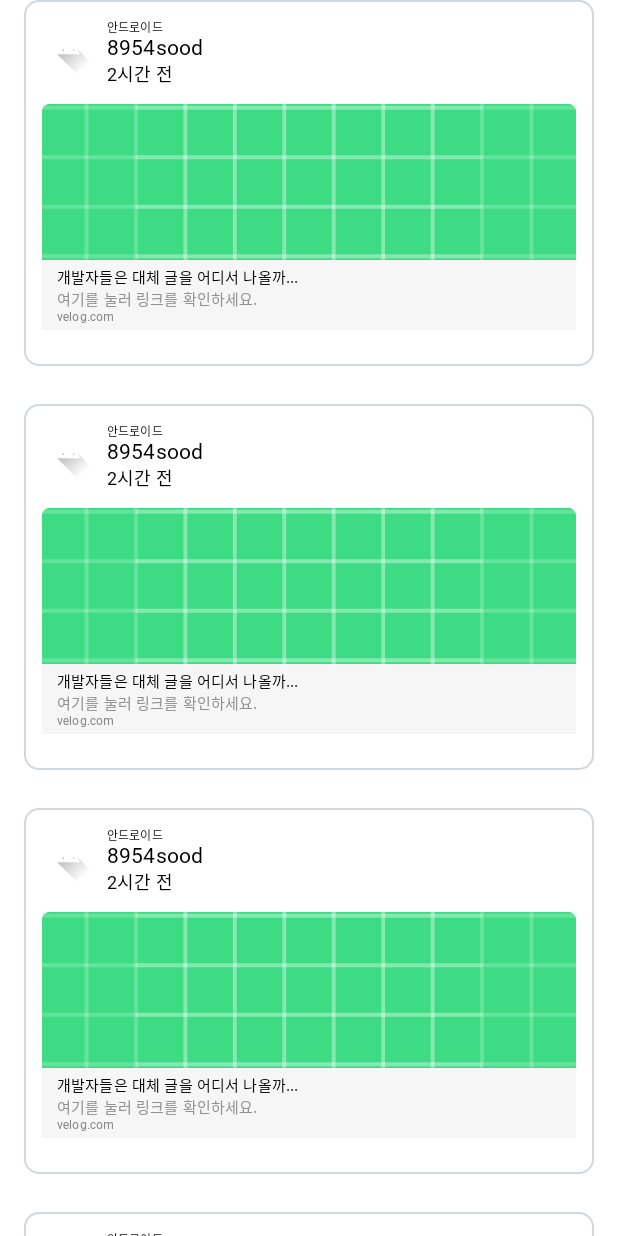
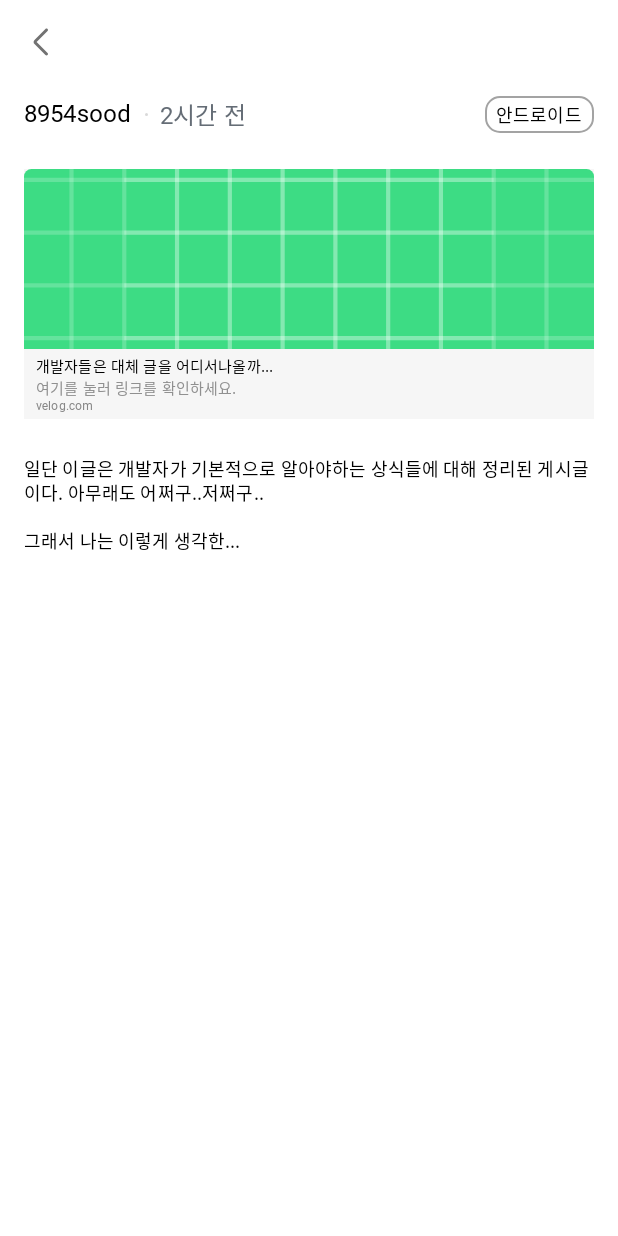
Before and after one commit to Dgist-DSite/android, an Android app built with Jetpack Compose: the screen it shows after launch (MainActivity), on a phone screen of 412 x 824 dp. Run offline under Robolectric (Android 15) with nearby library versions, the phone set to English and light mode, and no system bars; Roboto replaces fonts that are not available here.

Commit message:
Create:: Post Info Screen

```diff
--- /dev/null
+++ b/app/src/main/java/com/dgist/dsite/components/figure/Cricle.kt
@@ -0,0 +1,23 @@
+package com.dgist.dsite.components.figure
+
+import androidx.compose.foundation.background
+import androidx.compose.foundation.layout.Box
+import androidx.compose.foundation.layout.height
+import androidx.compose.foundation.shape.CircleShape
+import androidx.compose.runtime.Composable
+import androidx.compose.ui.Modifier
+import androidx.compose.ui.draw.clip
+import androidx.compose.ui.graphics.Color
+
+@Composable
+fun Cricle(
+    modifier: Modifier,
+    color: Color = Color(0xFFD9D9D9)
+) {
+    Box(
+        modifier = Modifier
+            .clip(CircleShape)
+            .background(color)
+            .then(modifier)
+    )
+}
--- /dev/null
+++ b/app/src/main/java/com/dgist/dsite/components/modifier/DgistClickable.kt
@@ -0,0 +1,28 @@
+package com.dgist.dsite.components.modifier
+
+import androidx.compose.foundation.clickable
+import androidx.compose.foundation.interaction.MutableInteractionSource
+import androidx.compose.material.ripple.rememberRipple
+import androidx.compose.ui.Modifier
+import androidx.compose.ui.composed
+import androidx.compose.ui.graphics.Color
+
+fun Modifier.dgistClickable(
+    interactionSource: MutableInteractionSource = MutableInteractionSource(),
+    rippleColor: Color = Color.Unspecified,
+    rippleEnable: Boolean = false,
+    bounded: Boolean = true,
+    onClick: (() -> Unit)? = null
+) = composed {
+    onClick?.let { onClick ->
+        clickable(
+            interactionSource = interactionSource,
+            indication = if (rippleEnable)
+                rememberRipple(
+                    color = rippleColor,
+                    bounded = bounded
+                ) else null,
+            onClick = onClick
+        )
+    } ?: this
+}
--- /dev/null
+++ b/app/src/main/java/com/dgist/dsite/components/ogtag/OgTag.kt
@@ -0,0 +1,61 @@
+package com.dgist.dsite.components.ogtag
+
+import androidx.compose.foundation.Image
+import androidx.compose.foundation.background
+import androidx.compose.foundation.layout.Column
+import androidx.compose.foundation.layout.Spacer
+import androidx.compose.foundation.layout.fillMaxWidth
+import androidx.compose.foundation.layout.height
+import androidx.compose.foundation.layout.padding
+import androidx.compose.runtime.Composable
+import androidx.compose.ui.Modifier
+import androidx.compose.ui.draw.clip
+import androidx.compose.ui.graphics.Color
+import androidx.compose.ui.graphics.painter.Painter
+import androidx.compose.ui.layout.ContentScale
+import androidx.compose.ui.res.painterResource
+import androidx.compose.ui.unit.dp
+import com.dgist.dsite.R
+import com.dgist.dsite.components.theme.Body4
+import com.dgist.dsite.components.theme.Body5
+import com.dgist.dsite.components.theme.DgistTheme
+
+@Composable
+fun OgTag(
+    modifier: Modifier = Modifier,
+    image: Painter,
+    title: String,
+    url: String
+) {
+    Column(
+        modifier = Modifier
+            .fillMaxWidth()
+            .background(Color(0xFFF6F6F6))
+            .clip(DgistTheme.shape.small)
+            .then(modifier)
+    ) {
+        Image(
+            modifier = Modifier
+                .fillMaxWidth()
+                .height(120.dp),
+            painter = image,
+            contentDescription = "이미지",
+            contentScale = ContentScale.Crop
+        )
+        Column(
+            modifier = Modifier.padding(horizontal = 8.dp)
+        ) {
+            Spacer(modifier = Modifier.height(4.dp))
+            Body4(text = title)
+            Body4(
+                text = "여기를 눌러 링크를 확인하세요.",
+                textColor = Color(0xFF909090)
+            )
+            Body5(
+                text = url,
+                textColor = Color(0xFF878787)
+            )
+            Spacer(modifier = Modifier.height(4.dp))
+        }
+    }
+}
--- /dev/null
+++ b/app/src/main/java/com/dgist/dsite/components/tag/DgistTag.kt
@@ -0,0 +1,37 @@
+package com.dgist.dsite.components.tag
+
+import androidx.compose.foundation.BorderStroke
+import androidx.compose.foundation.layout.Box
+import androidx.compose.foundation.layout.padding
+import androidx.compose.material.Surface
+import androidx.compose.runtime.Composable
+import androidx.compose.ui.Modifier
+import androidx.compose.ui.graphics.Color
+import androidx.compose.ui.graphics.Shape
+import androidx.compose.ui.unit.dp
+import com.dgist.dsite.components.theme.DgistTheme
+
+
+@Composable
+fun DgistTag(
+    modifier: Modifier,
+    shape: Shape = DgistTheme.shape.middle,
+    border: BorderStroke = BorderStroke(1.dp, Color(0xFFA3A3A3)),
+    content: @Composable () -> Unit
+) {
+    Surface(
+        modifier = Modifier
+            .then(modifier),
+        shape = shape,
+        border = border
+    ) {
+        Box(
+            modifier = Modifier.padding(
+                vertical = 3.dp,
+                horizontal = 7.dp
+            )
+        ) {
+            content()
+        }
+    }
+}
--- a/app/src/main/java/com/dgist/dsite/ui/feature/post/PostScreen.kt
+++ b/app/src/main/java/com/dgist/dsite/ui/feature/post/PostScreen.kt
@@ -18,6 +18,7 @@ import androidx.compose.foundation.lazy.rememberLazyListState
 import androidx.compose.foundation.shape.CircleShape
 import androidx.compose.material.Surface
 import androidx.compose.runtime.Composable
+import androidx.compose.runtime.LaunchedEffect
 import androidx.compose.ui.Modifier
 import androidx.compose.ui.draw.clip
 import androidx.compose.ui.graphics.Color
@@ -40,6 +41,9 @@ import java.time.LocalDateTime
 fun PostScreen(
     navController: NavController
 ) {
+    LaunchedEffect(key1 = true) {
+        navController.navigate(NavGroup.Post.POST_INFO.replace("{id}", "3"))
+    }
     val data = mutableListOf<PostData>()
     for (i in 1..30) {
         data.add(
--- /dev/null
+++ b/app/src/main/java/com/dgist/dsite/ui/feature/post/info/PostInfoScreen.kt
@@ -0,0 +1,88 @@
+package com.dgist.dsite.ui.feature.post.info
+
+import android.util.Log
+import androidx.compose.foundation.Image
+import androidx.compose.foundation.background
+import androidx.compose.foundation.layout.Box
+import androidx.compose.foundation.layout.Column
+import androidx.compose.foundation.layout.Row
+import androidx.compose.foundation.layout.Spacer
+import androidx.compose.foundation.layout.fillMaxWidth
+import androidx.compose.foundation.layout.height
+import androidx.compose.foundation.layout.padding
+import androidx.compose.foundation.layout.size
+import androidx.compose.foundation.layout.width
+import androidx.compose.runtime.Composable
+import androidx.compose.ui.Alignment
+import androidx.compose.ui.Modifier
+import androidx.compose.ui.draw.clip
+import androidx.compose.ui.graphics.Color
+import androidx.compose.ui.layout.ContentScale
+import androidx.compose.ui.res.painterResource
+import androidx.compose.ui.unit.dp
+import androidx.navigation.NavController
+import com.dgist.dsite.R
+import com.dgist.dsite.components.figure.Cricle
+import com.dgist.dsite.components.modifier.dgistClickable
+import com.dgist.dsite.components.ogtag.OgTag
+import com.dgist.dsite.components.tag.DgistTag
+import com.dgist.dsite.components.theme.Body1
+import com.dgist.dsite.components.theme.Body3
+import com.dgist.dsite.components.theme.Body4
+import com.dgist.dsite.components.theme.Body5
+import com.dgist.dsite.components.theme.DgistTheme
+import com.dgist.dsite.components.theme.RegularBody3
+import com.dgist.dsite.utiles.TAG
+import retrofit2.http.Body
+
+@Composable
+fun PostInfoScreen(
+    navController: NavController,
+    id: Int
+) {
+    Column(
+        modifier = Modifier.padding(horizontal = 16.dp)
+    ) {
+        Spacer(modifier = Modifier.height(16.dp))
+        Image(
+            modifier = Modifier.dgistClickable {
+                Log.d(TAG, "PostInfoScreen: 클릭")
+            },
+            painter = painterResource(id = R.drawable.ic_left_arrow),
+            contentDescription = "뒤로가기 아이콘"
+        )
+        Spacer(modifier = Modifier.height(24.dp))
+        Box(modifier = Modifier.fillMaxWidth()) {
+            Row(
+                verticalAlignment = Alignment.CenterVertically
+            ) {
+                Body1(text = "8954sood")
+                Spacer(modifier = Modifier.width(8.dp))
+                Cricle(
+                    modifier = Modifier.size(2.dp)
+                )
+                Spacer(modifier = Modifier.width(8.dp))
+                Body1(
+                    text = "2시간 전",
+                    textColor = Color(0xFF656D76)
+                )
+            }
+            DgistTag(modifier = Modifier.align(Alignment.CenterEnd)) {
+                Body3(text = "안드로이드")
+            }
+        }
+        Spacer(modifier = Modifier.height(24.dp))
+        OgTag(
+            image = painterResource(id = R.drawable.ic_launcher_background),
+            title = "개발자들은 대체 글을 어디서나올까...",
+            url = "velog.com"
+        )
+        Spacer(modifier = Modifier.height(24.dp))
+        Body3(
+            modifier = Modifier.fillMaxWidth(),
+            text = "일단 이글은 개발자가 기본적으로 알아야하는 상식들에 대해 정리된 게시글이다. 아무래도 어쩌구..저쩌구..\n" +
+                "\n" +
+                "그래서 나는 이렇게 생각한..."
+        )
+    }
+}
--- a/app/src/main/java/com/dgist/dsite/ui/root/NavigationGraph.kt
+++ b/app/src/main/java/com/dgist/dsite/ui/root/NavigationGraph.kt
@@ -6,6 +6,7 @@ import androidx.navigation.NavHostController
 import androidx.navigation.compose.NavHost
 import androidx.navigation.compose.composable
 import com.dgist.dsite.ui.feature.post.PostScreen
+import com.dgist.dsite.ui.feature.post.info.PostInfoScreen
 
 @Composable
 fun NavigationGraph(
@@ -19,6 +20,12 @@ fun NavigationGraph(
                 navController = navController
             )
         }
+        composable(NavGroup.Post.POST_INFO) { backStackEntry ->
+            PostInfoScreen(
+                navController = navController,
+                id = backStackEntry.arguments?.getString("id")?.toInt()!!
+            )
+        }
     }
 
 }
--- /dev/null
+++ b/app/src/main/java/com/dgist/dsite/utiles/Constant.kt
@@ -0,0 +1,3 @@
+package com.dgist.dsite.utiles
+
+const val TAG = "로그"
--- /dev/null
+++ b/app/src/main/res/drawable/ic_left_arrow.xml
@@ -0,0 +1,10 @@
+<vector xmlns:android="http://schemas.android.com/apk/res/android"
+    android:width="24dp"
+    android:height="24dp"
+    android:viewportWidth="24"
+    android:viewportHeight="24">
+  <path
+      android:pathData="M15.707,3.293C16.098,3.683 16.098,4.317 15.707,4.707L8.414,12L15.707,19.293C16.098,19.683 16.098,20.317 15.707,20.707C15.317,21.098 14.683,21.098 14.293,20.707L7,13.414C6.219,12.633 6.219,11.367 7,10.586L14.293,3.293C14.683,2.902 15.317,2.902 15.707,3.293Z"
+      android:fillColor="#727272"
+      android:fillType="evenOdd"/>
+</vector>
```
